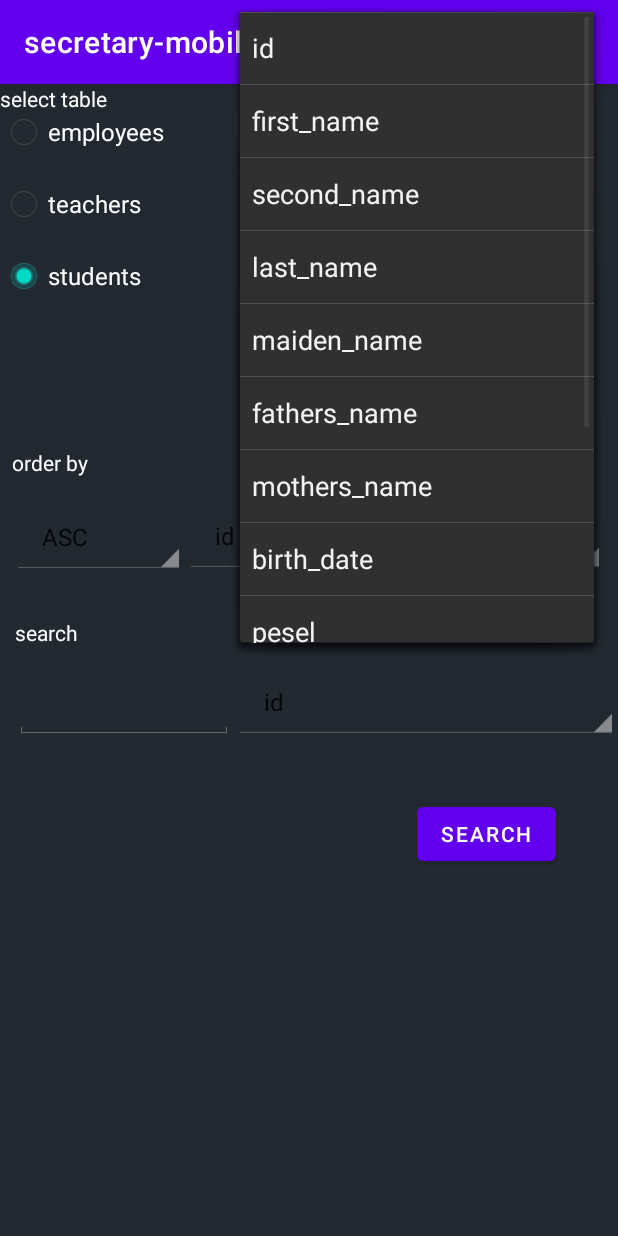
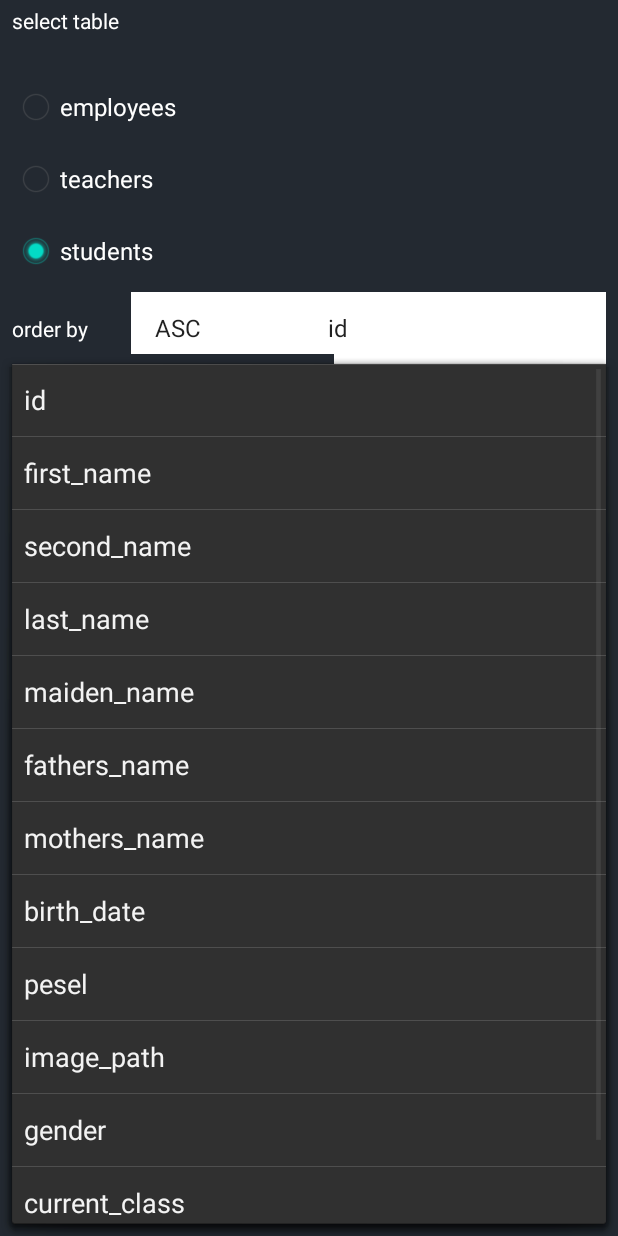
Before and after one commit to mmorawski520/secretariat-mobile, an Android app: the FiltersActivity screen opened directly, with no data from a screen before it, after a tap on "id", on a phone screen of 412 x 824 dp. Run offline under Robolectric (Android 15) with nearby library versions, the phone set to English and light mode, and no system bars.

Commit message:
v0.0.5 Changes : - layout improvement

```diff
--- a/app/src/main/java/com/example/secretary_mobile/FiltersActivity.kt
+++ b/app/src/main/java/com/example/secretary_mobile/FiltersActivity.kt
@@ -38,7 +38,8 @@ class FiltersActivity : AppCompatActivity() {
         val spinnerOrderByField = findViewById<Spinner>(R.id.spinnerOrderByField)
         val spinnerSearchField = findViewById<Spinner>(R.id.spinnerSearchField)
         val editTextField = findViewById<EditText>(R.id.editTextSearch)
-
+        val actionBar = supportActionBar
+        actionBar!!.hide()
         //Adapters
         var adapterOrderByAscDesc =
             ArrayAdapter(this, android.R.layout.simple_list_item_1, arrayOrderByAscDesc)
--- a/app/src/main/java/com/example/secretary_mobile/MainActivity.kt
+++ b/app/src/main/java/com/example/secretary_mobile/MainActivity.kt
@@ -1,6 +1,7 @@
 package com.example.secretary_mobile
 
 import android.content.Intent
+import android.content.pm.ActivityInfo
 import android.database.Cursor
 import androidx.appcompat.app.AppCompatActivity
 import android.os.Bundle
@@ -17,7 +18,10 @@ class MainActivity : AppCompatActivity() {
     override fun onCreate(savedInstanceState: Bundle?) {
         super.onCreate(savedInstanceState)
         val actionBar = supportActionBar
+
         actionBar!!.hide()
+        setRequestedOrientation(ActivityInfo.SCREEN_ORIENTATION_LANDSCAPE);
+
         var binding = ActivityMainBinding.inflate(getLayoutInflater());
         var view = binding.getRoot();
         setContentView(view)
--- a/app/src/main/res/layout/activity_filters.xml
+++ b/app/src/main/res/layout/activity_filters.xml
@@ -11,28 +11,26 @@
     tools:context=".UploadActivity">
 
 
+    <LinearLayout
+        android:layout_width="match_parent"
+        android:layout_height="match_parent"
+        android:orientation="vertical"
+        android:paddingLeft="8dp"
+        android:paddingTop="4dp"
+        android:paddingRight="8dp"
+        android:paddingBottom="4dp">
+
         <TextView
             android:id="@+id/textView2"
-        android:layout_width="137dp"
-        android:layout_height="59dp"
+            android:layout_width="188dp"
+            android:layout_height="43dp"
             android:text="@string/textview_table_selection_label"
-        android:textColor="#FFFFFF"
-        app:layout_constraintBottom_toBottomOf="parent"
-        app:layout_constraintEnd_toEndOf="parent"
-        app:layout_constraintHorizontal_bias="0.0"
-        app:layout_constraintStart_toStartOf="parent"
-        app:layout_constraintTop_toTopOf="parent"
-        app:layout_constraintVertical_bias="0.0" />
+            android:textColor="#FFFFFF" />
 
         <RadioGroup
             android:id="@+id/radioGroup"
             android:layout_width="721dp"
-        android:layout_height="147dp"
-        android:layout_marginTop="8dp"
-        app:layout_constraintEnd_toEndOf="parent"
-        app:layout_constraintHorizontal_bias="0.001"
-        app:layout_constraintStart_toStartOf="parent"
-        app:layout_constraintTop_toTopOf="parent">
+            android:layout_height="147dp">
 
             <RadioButton
                 android:id="@+id/radioButtonTeachers"
@@ -50,7 +48,7 @@
 
             <RadioButton
                 android:id="@+id/radioButtonStudents"
-            android:layout_width="match_parent"
+                android:layout_width="131dp"
                 android:layout_height="48dp"
                 android:checked="true"
                 android:text="@string/students"
@@ -58,31 +56,38 @@
 
         </RadioGroup>
 
-    <Button
-        android:id="@+id/btnSearch"
-        android:layout_width="wrap_content"
-        android:layout_height="wrap_content"
-        android:text="@string/textview_table_search_label"
-        app:layout_constraintBottom_toBottomOf="parent"
-        app:layout_constraintEnd_toEndOf="parent"
-        app:layout_constraintHorizontal_bias="0.87"
-        app:layout_constraintStart_toStartOf="parent"
-        app:layout_constraintTop_toTopOf="parent"
-        app:layout_constraintVertical_bias="0.661"
-        tools:ignore="DuplicateSpeakableTextCheck" />
+        <LinearLayout
+            android:layout_width="720dp"
+            android:layout_height="41dp"
+            android:orientation="horizontal">
 
             <TextView
                 android:id="@+id/textView4"
                 android:layout_width="79dp"
                 android:layout_height="36dp"
                 android:text="@string/textview_table_order_by_label"
-        android:textColor="#FFFFFF"
-        app:layout_constraintBottom_toTopOf="@+id/spinnerOrderByAscDesc"
-        app:layout_constraintEnd_toEndOf="parent"
-        app:layout_constraintHorizontal_bias="0.024"
-        app:layout_constraintStart_toStartOf="parent"
-        app:layout_constraintTop_toTopOf="parent"
-        app:layout_constraintVertical_bias="1.0" />
+                android:textColor="#FFFFFF" />
+
+            <Spinner
+                android:id="@+id/spinnerOrderByAscDesc"
+                android:layout_width="115dp"
+                android:layout_height="48dp"
+                android:background="#FFFFFF"
+                tools:ignore="SpeakableTextPresentCheck,SpeakableTextPresentCheck" />
+
+            <Spinner
+                android:id="@+id/spinnerOrderByField"
+                android:layout_width="515dp"
+                android:layout_height="48dp"
+                android:background="#FFFFFF"
+                tools:ignore="SpeakableTextPresentCheck" />
+
+        </LinearLayout>
+
+        <LinearLayout
+            android:layout_width="match_parent"
+            android:layout_height="106dp"
+            android:orientation="horizontal">
 
             <TextView
                 android:id="@+id/textView5"
@@ -90,25 +95,7 @@
                 android:layout_height="56dp"
                 android:layout_marginBottom="12dp"
                 android:text="@string/textview_table_search_label"
-        android:textColor="#FFFFFF"
-        app:layout_constraintBottom_toBottomOf="@+id/editTextSearch"
-        app:layout_constraintEnd_toEndOf="parent"
-        app:layout_constraintHorizontal_bias="0.029"
-        app:layout_constraintStart_toStartOf="parent"
-        app:layout_constraintTop_toTopOf="parent"
-        app:layout_constraintVertical_bias="0.965" />
-
-    <Spinner
-        android:id="@+id/spinnerSearchField"
-        android:layout_width="256dp"
-        android:layout_height="48dp"
-        app:layout_constraintBottom_toBottomOf="parent"
-        app:layout_constraintEnd_toEndOf="parent"
-        app:layout_constraintHorizontal_bias="1.0"
-        app:layout_constraintStart_toEndOf="@+id/editTextSearch"
-        app:layout_constraintTop_toTopOf="parent"
-        app:layout_constraintVertical_bias="0.54"
-        tools:ignore="SpeakableTextPresentCheck" />
+                android:textColor="#FFFFFF" />
 
             <EditText
                 android:id="@+id/editTextSearch"
@@ -118,36 +105,24 @@
                 android:importantForAutofill="no"
                 android:inputType="textPersonName"
                 android:minHeight="48dp"
-        app:layout_constraintBottom_toBottomOf="parent"
-        app:layout_constraintEnd_toEndOf="parent"
-        app:layout_constraintHorizontal_bias="0.037"
-        app:layout_constraintStart_toStartOf="parent"
-        app:layout_constraintTop_toTopOf="parent"
-        app:layout_constraintVertical_bias="0.54"
+                android:textColor="#FFFFFF"
                 tools:ignore="SpeakableTextPresentCheck" />
 
             <Spinner
-        android:id="@+id/spinnerOrderByField"
-        android:layout_width="280dp"
+                android:id="@+id/spinnerSearchField"
+                android:layout_width="511dp"
                 android:layout_height="48dp"
-        app:layout_constraintBottom_toBottomOf="parent"
-        app:layout_constraintEnd_toEndOf="parent"
-        app:layout_constraintHorizontal_bias="0.0"
-        app:layout_constraintStart_toEndOf="@+id/spinnerOrderByAscDesc"
-        app:layout_constraintTop_toTopOf="parent"
-        app:layout_constraintVertical_bias="0.386"
+                android:background="#FFFFFF"
                 tools:ignore="SpeakableTextPresentCheck" />
+        </LinearLayout>
 
-    <Spinner
-        android:id="@+id/spinnerOrderByAscDesc"
-        android:layout_width="115dp"
-        android:layout_height="48dp"
-        app:layout_constraintBottom_toBottomOf="parent"
-        app:layout_constraintEnd_toEndOf="parent"
-        app:layout_constraintHorizontal_bias="0.027"
-        app:layout_constraintStart_toStartOf="parent"
-        app:layout_constraintTop_toTopOf="parent"
-        app:layout_constraintVertical_bias="0.387"
-        tools:ignore="SpeakableTextPresentCheck,SpeakableTextPresentCheck" />
+        <Button
+            android:id="@+id/btnSearch"
+            android:layout_width="wrap_content"
+            android:layout_height="wrap_content"
+            android:text="@string/textview_table_search_label"
+            tools:ignore="DuplicateSpeakableTextCheck" />
+
+    </LinearLayout>
 
 </androidx.constraintlayout.widget.ConstraintLayout>
```
Also changed, not shown: app/src/main/res/layout/activity_upload.xml (+37 -30 lines), app/src/main/res/layout/card_view.xml (+12 -4 lines). Lines whose indentation alone changed are shown as unchanged.
